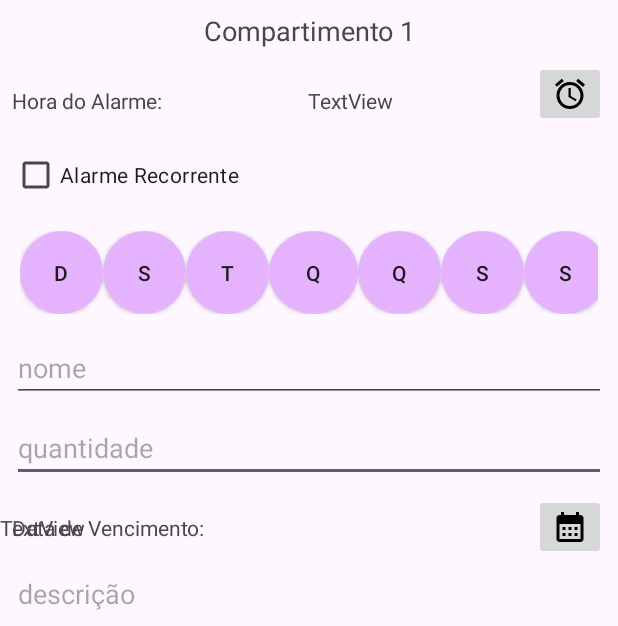
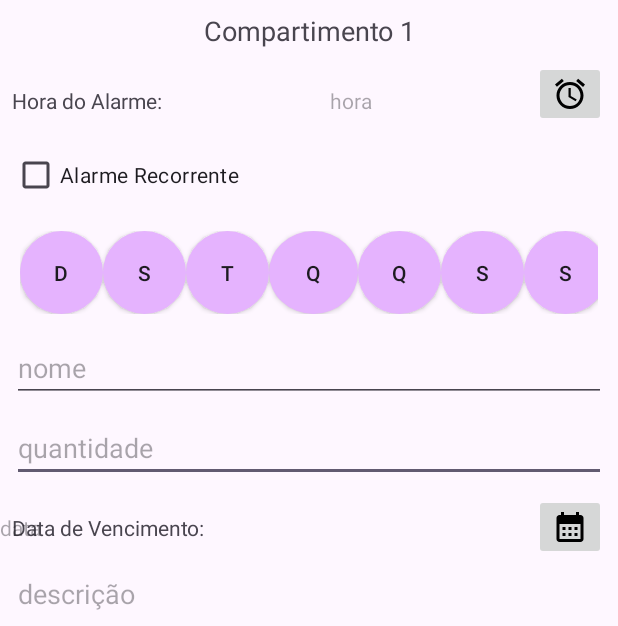
Before and after one commit to larissa-bianca/projetoIntegrador, an Android app: the NewItemActivity screen opened directly, with no data from a screen before it, on a phone screen of 412 x 824 dp. Shown: the top 626 px of the screen. Run offline under Robolectric (Android 15) with nearby library versions, the phone set to English and light mode, and no system bars.

```diff
--- /dev/null
+++ b/app/src/main/res/drawable/baseline_autorenew_24.xml
@@ -0,0 +1,5 @@
+<vector xmlns:android="http://schemas.android.com/apk/res/android" android:height="24dp" android:tint="#000000" android:viewportHeight="24" android:viewportWidth="24" android:width="24dp">
+
+    <path android:fillColor="@android:color/white" android:pathData="M12,6v3l4,-4 -4,-4v3c-4.42,0 -8,3.58 -8,8 0,1.57 0.46,3.03 1.24,4.26L6.7,14.8c-0.45,-0.83 -0.7,-1.79 -0.7,-2.8 0,-3.31 2.69,-6 6,-6zM18.76,7.74L17.3,9.2c0.44,0.84 0.7,1.79 0.7,2.8 0,3.31 -2.69,6 -6,6v-3l-4,4 4,4v-3c4.42,0 8,-3.58 8,-8 0,-1.57 -0.46,-3.03 -1.24,-4.26z"/>
+
+</vector>
--- /dev/null
+++ b/app/src/main/res/drawable/baseline_settings_24.xml
@@ -0,0 +1,5 @@
+<vector xmlns:android="http://schemas.android.com/apk/res/android" android:height="24dp" android:tint="#000000" android:viewportHeight="24" android:viewportWidth="24" android:width="24dp">
+
+    <path android:fillColor="@android:color/white" android:pathData="M19.14,12.94c0.04,-0.3 0.06,-0.61 0.06,-0.94c0,-0.32 -0.02,-0.64 -0.07,-0.94l2.03,-1.58c0.18,-0.14 0.23,-0.41 0.12,-0.61l-1.92,-3.32c-0.12,-0.22 -0.37,-0.29 -0.59,-0.22l-2.39,0.96c-0.5,-0.38 -1.03,-0.7 -1.62,-0.94L14.4,2.81c-0.04,-0.24 -0.24,-0.41 -0.48,-0.41h-3.84c-0.24,0 -0.43,0.17 -0.47,0.41L9.25,5.35C8.66,5.59 8.12,5.92 7.63,6.29L5.24,5.33c-0.22,-0.08 -0.47,0 -0.59,0.22L2.74,8.87C2.62,9.08 2.66,9.34 2.86,9.48l2.03,1.58C4.84,11.36 4.8,11.69 4.8,12s0.02,0.64 0.07,0.94l-2.03,1.58c-0.18,0.14 -0.23,0.41 -0.12,0.61l1.92,3.32c0.12,0.22 0.37,0.29 0.59,0.22l2.39,-0.96c0.5,0.38 1.03,0.7 1.62,0.94l0.36,2.54c0.05,0.24 0.24,0.41 0.48,0.41h3.84c0.24,0 0.44,-0.17 0.47,-0.41l0.36,-2.54c0.59,-0.24 1.13,-0.56 1.62,-0.94l2.39,0.96c0.22,0.08 0.47,0 0.59,-0.22l1.92,-3.32c0.12,-0.22 0.07,-0.47 -0.12,-0.61L19.14,12.94zM12,15.6c-1.98,0 -3.6,-1.62 -3.6,-3.6s1.62,-3.6 3.6,-3.6s3.6,1.62 3.6,3.6S13.98,15.6 12,15.6z"/>
+
+</vector>
--- a/app/src/main/res/layout/activity_main.xml
+++ b/app/src/main/res/layout/activity_main.xml
@@ -6,12 +6,6 @@
     android:layout_width="match_parent"
     android:layout_height="match_parent"
     android:orientation="vertical">
-
-    <ImageButton
-        android:id="@+id/opConfig"
-        android:layout_width="match_parent"
-        android:layout_height="wrap_content"
-        app:srcCompat="@drawable/baseline_add_24" />
 
     <androidx.constraintlayout.widget.ConstraintLayout
         android:layout_width="match_parent"
--- a/app/src/main/res/layout/activity_new_item.xml
+++ b/app/src/main/res/layout/activity_new_item.xml
@@ -143,7 +143,7 @@
         android:layout_marginStart="8dp"
         android:layout_marginTop="8dp"
         android:layout_marginEnd="8dp"
-        android:text="TextView"
+        android:hint="hora"
         app:layout_constraintBottom_toTopOf="@+id/checkbRecorrente"
         app:layout_constraintEnd_toStartOf="@+id/imgButtonTime"
         app:layout_constraintStart_toEndOf="@+id/tvHrAlarme"
@@ -219,7 +219,7 @@
         android:layout_width="wrap_content"
         android:layout_height="wrap_content"
         android:layout_marginTop="8dp"
-        android:text="TextView"
+        android:hint="data"
         app:layout_constraintBottom_toTopOf="@+id/etDesc"
         app:layout_constraintTop_toBottomOf="@+id/etQtd"
         tools:layout_editor_absoluteX="206dp" />
```
Also changed, not shown: app/src/main/res/layout/main_activity_tb.xml (added, +17 -0 lines).
